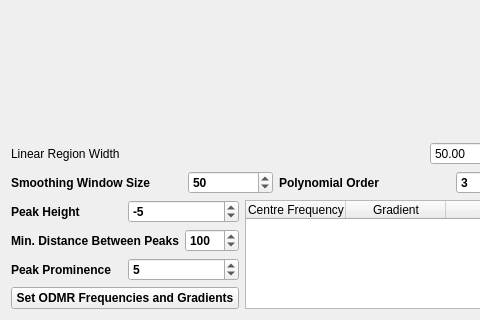
The window that ODMRGraphWindow.ui (WarwickEPR/ScanningMagnetometry) describes before a commit, drawn with Qt 5; both pictures show x 0 to 480 and y 507 to 827 of the 853 by 827 pixel window.
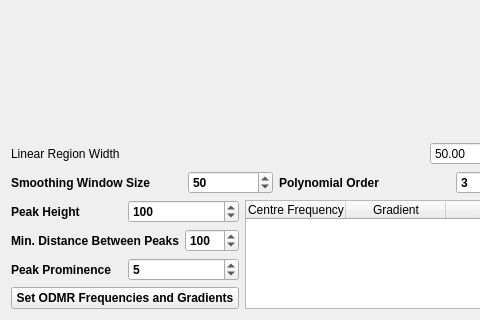
The same window after the commit. Custom widgets are drawn as their Qt base class.

The edit to the form file:
```diff
--- a/ODMRGraphWindow.ui
+++ b/ODMRGraphWindow.ui
@@ -168,13 +168,19 @@
             </font>
            </property>
            <property name="minimum">
-            <number>-1000</number>
+            <number>-100000</number>
            </property>
            <property name="maximum">
-            <number>1000</number>
+            <number>100000</number>
+           </property>
+           <property name="singleStep">
+            <number>10</number>
+           </property>
+           <property name="stepType">
+            <enum>QAbstractSpinBox::DefaultStepType</enum>
            </property>
            <property name="value">
-            <number>-5</number>
+            <number>100</number>
            </property>
           </widget>
          </item>
```
Left out of the diff: 12 changed lines with no effect on the pictures.
